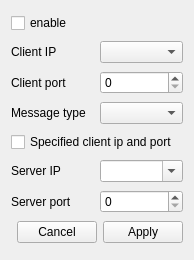
First picture: the form in src/toolsui/SAKSocketClientTransmitterToolUiEditor.ui, repository x-tools-author/x-tools, before the edit.
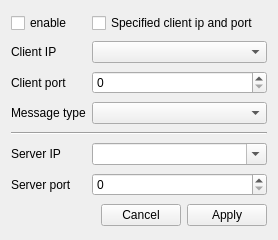
Second picture: the form after the edit. Custom widgets are drawn as their Qt base class.

Commit message: chore: update ui text

```diff
--- a/src/toolsui/SAKSocketClientTransmitterToolUiEditor.ui
+++ b/src/toolsui/SAKSocketClientTransmitterToolUiEditor.ui
@@ -6,42 +6,14 @@
    <rect>
     <x>0</x>
     <y>0</y>
-    <width>194</width>
-    <height>260</height>
+    <width>278</width>
+    <height>240</height>
    </rect>
   </property>
   <property name="windowTitle">
    <string>Item Editor</string>
   </property>
   <layout class="QGridLayout" name="gridLayout">
-   <item row="0" column="0" colspan="2">
-    <widget class="QCheckBox" name="checkBoxEnable">
-     <property name="text">
-      <string>enable</string>
-     </property>
-    </widget>
-   </item>
-   <item row="6" column="1">
-    <widget class="QSpinBox" name="spinBoxServerPort">
-     <property name="maximum">
-      <number>65535</number>
-     </property>
-    </widget>
-   </item>
-   <item row="1" column="0">
-    <widget class="QLabel" name="label">
-     <property name="text">
-      <string>Client IP</string>
-     </property>
-    </widget>
-   </item>
-   <item row="4" column="0" colspan="2">
-    <widget class="QCheckBox" name="checkBoxSpecifiedClientIpAndPort">
-     <property name="text">
-      <string>Specified client ip and port</string>
-     </property>
-    </widget>
-   </item>
    <item row="2" column="1">
     <widget class="QSpinBox" name="spinBoxClientPort">
      <property name="maximum">
@@ -49,34 +21,82 @@
      </property>
     </widget>
    </item>
-   <item row="5" column="1">
-    <widget class="SAKIpComboBox" name="comboBoxServerIp">
-     <property name="editable">
-      <bool>true</bool>
-     </property>
-    </widget>
-   </item>
    <item row="5" column="0">
     <widget class="QLabel" name="label_3">
+     <property name="sizePolicy">
+      <sizepolicy hsizetype="Fixed" vsizetype="Preferred">
+       <horstretch>0</horstretch>
+       <verstretch>0</verstretch>
+      </sizepolicy>
+     </property>
      <property name="text">
       <string>Server IP</string>
      </property>
     </widget>
    </item>
+   <item row="6" column="1">
+    <widget class="QSpinBox" name="spinBoxServerPort">
+     <property name="maximum">
+      <number>65535</number>
+     </property>
+    </widget>
+   </item>
    <item row="2" column="0">
     <widget class="QLabel" name="label_2">
+     <property name="sizePolicy">
+      <sizepolicy hsizetype="Fixed" vsizetype="Preferred">
+       <horstretch>0</horstretch>
+       <verstretch>0</verstretch>
+      </sizepolicy>
+     </property>
      <property name="text">
       <string>Client port</string>
      </property>
     </widget>
    </item>
+   <item row="5" column="1">
+    <widget class="SAKIpComboBox" name="comboBoxServerIp">
+     <property name="editable">
+      <bool>true</bool>
+     </property>
+    </widget>
+   </item>
+   <item row="1" column="1">
+    <widget class="SAKIpComboBox" name="comboBoxClientIp"/>
+   </item>
    <item row="6" column="0">
     <widget class="QLabel" name="label_4">
+     <property name="sizePolicy">
+      <sizepolicy hsizetype="Fixed" vsizetype="Preferred">
+       <horstretch>0</horstretch>
+       <verstretch>0</verstretch>
+      </sizepolicy>
+     </property>
      <property name="text">
       <string>Server port</string>
      </property>
     </widget>
    </item>
+   <item row="3" column="0">
+    <widget class="QLabel" name="labelMessageType">
+     <property name="sizePolicy">
+      <sizepolicy hsizetype="Fixed" vsizetype="Preferred">
+       <horstretch>0</horstretch>
+       <verstretch>0</verstretch>
+      </sizepolicy>
+     </property>
+     <property name="text">
+      <string>Message type</string>
+     </property>
+    </widget>
+   </item>
+   <item row="0" column="0">
+    <widget class="QCheckBox" name="checkBoxEnable">
+     <property name="text">
+      <string>enable</string>
+     </property>
+    </widget>
+   </item>
    <item row="7" column="0" colspan="2">
     <layout class="QHBoxLayout" name="horizontalLayout">
      <property name="leftMargin">
@@ -120,19 +140,36 @@
      </item>
     </layout>
    </item>
-   <item row="1" column="1">
-    <widget class="SAKIpComboBox" name="comboBoxClientIp"/>
-   </item>
-   <item row="3" column="0">
-    <widget class="QLabel" name="labelMessageType">
-     <property name="text">
-      <string>Message type</string>
-     </property>
-    </widget>
-   </item>
    <item row="3" column="1">
     <widget class="SAKWebSocketMessageTypeComboBox" name="comboBoxMessageType"/>
    </item>
+   <item row="1" column="0">
+    <widget class="QLabel" name="label">
+     <property name="sizePolicy">
+      <sizepolicy hsizetype="Fixed" vsizetype="Preferred">
+       <horstretch>0</horstretch>
+       <verstretch>0</verstretch>
+      </sizepolicy>
+     </property>
+     <property name="text">
+      <string>Client IP</string>
+     </property>
+    </widget>
+   </item>
+   <item row="0" column="1">
+    <widget class="QCheckBox" name="checkBoxSpecifiedClientIpAndPort">
+     <property name="text">
+      <string>Specified client ip and port</string>
+     </property>
+    </widget>
+   </item>
+   <item row="4" column="0" colspan="2">
+    <widget class="Line" name="line">
+     <property name="orientation">
+      <enum>Qt::Horizontal</enum>
+     </property>
+    </widget>
+   </item>
   </layout>
  </widget>
  <customwidgets>
```
The commit also changes 7 other files.
